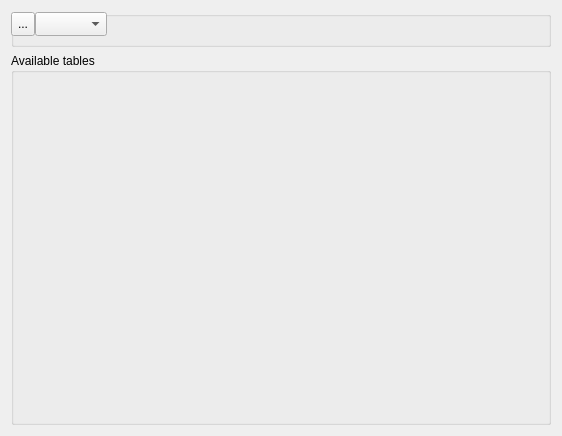
Above: DiagramForm.ui from fritzone/ddm before the change. Below: the same form after it.
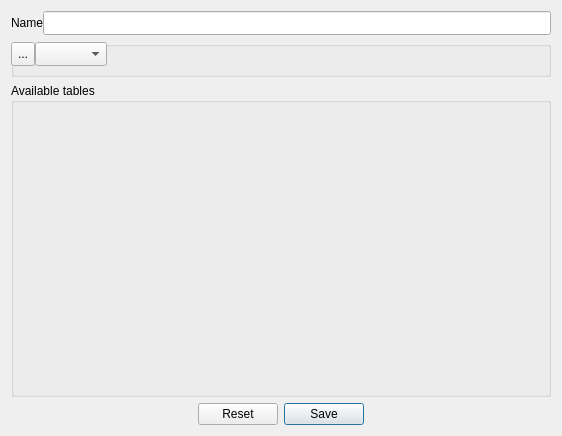
That is the form after the change. Icons and pictures are not drawn.

Commit message: more diagram drawing

What changed in the file:
```diff
--- a/DiagramForm.ui
+++ b/DiagramForm.ui
@@ -14,6 +14,36 @@
    <string>Form</string>
   </property>
   <layout class="QVBoxLayout" name="verticalLayout">
+   <item>
+    <layout class="QHBoxLayout" name="horizontalLayout_4">
+     <property name="spacing">
+      <number>0</number>
+     </property>
+     <item>
+      <widget class="QLabel" name="label_3">
+       <property name="maximumSize">
+        <size>
+         <width>16777215</width>
+         <height>24</height>
+        </size>
+       </property>
+       <property name="text">
+        <string>Name</string>
+       </property>
+      </widget>
+     </item>
+     <item>
+      <widget class="QLineEdit" name="txtDiagramName">
+       <property name="maximumSize">
+        <size>
+         <width>16777215</width>
+         <height>24</height>
+        </size>
+       </property>
+      </widget>
+     </item>
+    </layout>
+   </item>
    <item>
     <widget class="QGroupBox" name="groupBox_2">
      <property name="sizePolicy">
@@ -43,7 +73,7 @@
         <x>0</x>
         <y>0</y>
         <width>541</width>
-        <height>26</height>
+        <height>27</height>
        </rect>
       </property>
       <layout class="QHBoxLayout" name="horizontalLayout_2">
@@ -116,6 +146,16 @@
      </item>
     </layout>
    </item>
+   <item>
+    <widget class="QDialogButtonBox" name="buttonBox">
+     <property name="standardButtons">
+      <set>QDialogButtonBox::Reset|QDialogButtonBox::Save</set>
+     </property>
+     <property name="centerButtons">
+      <bool>true</bool>
+     </property>
+    </widget>
+   </item>
   </layout>
  </widget>
  <resources>
```
Left out of the diff: 2 changed lines with no effect on the pictures. The commit also changes 12 other files.
